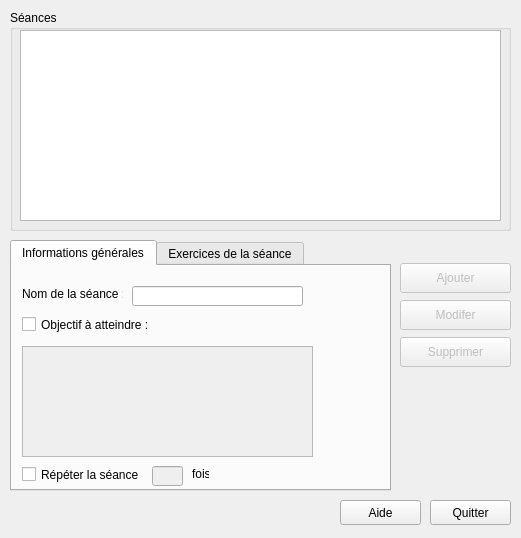
First picture: the form in src/sessionsdialog.ui, repository oktal/bodeasy, before the edit.
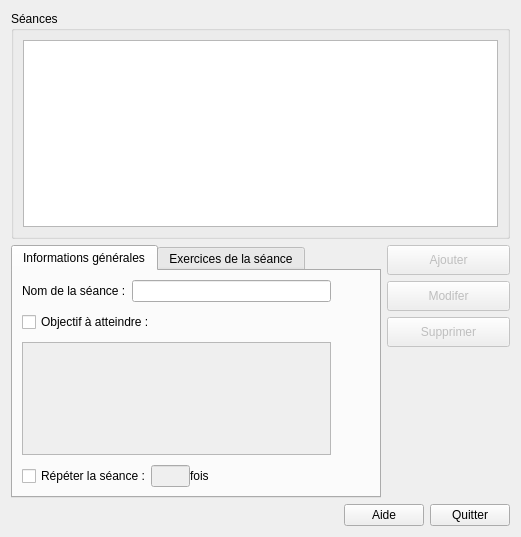
Second picture: the form after the edit. Icons and pictures are not drawn.

Commit message: Added layouts on exercise and session dialogs

```diff
--- a/src/sessionsdialog.ui
+++ b/src/sessionsdialog.ui
@@ -7,44 +7,27 @@
     <x>0</x>
     <y>0</y>
     <width>521</width>
-    <height>538</height>
+    <height>537</height>
    </rect>
   </property>
   <property name="windowTitle">
    <string>Dialog</string>
   </property>
+  <layout class="QGridLayout" name="gridLayout_2" rowstretch="45,50,5" columnstretch="75,25">
+   <item row="0" column="0" colspan="2">
   <widget class="QGroupBox" name="groupBox">
-   <property name="geometry">
-    <rect>
-     <x>10</x>
-     <y>10</y>
-     <width>501</width>
-     <height>221</height>
-    </rect>
-   </property>
    <property name="title">
     <string>Séances</string>
    </property>
-   <widget class="QTableView" name="lstSessions">
-    <property name="geometry">
-     <rect>
-      <x>10</x>
-      <y>20</y>
-      <width>481</width>
-      <height>191</height>
-     </rect>
-    </property>
-   </widget>
-  </widget>
+     <layout class="QHBoxLayout" name="horizontalLayout_4">
+      <item>
+       <widget class="QTableView" name="lstSessions"/>
+      </item>
+     </layout>
+    </widget>
+   </item>
+   <item row="1" column="0">
   <widget class="QTabWidget" name="tabWidget">
-   <property name="geometry">
-    <rect>
-     <x>10</x>
-     <y>240</y>
-     <width>381</width>
-     <height>251</height>
-    </rect>
-   </property>
    <property name="tabShape">
     <enum>QTabWidget::Rounded</enum>
    </property>
@@ -64,38 +47,12 @@
     <attribute name="title">
      <string>Informations générales</string>
     </attribute>
-    <widget class="QLineEdit" name="txtSessionName">
-     <property name="geometry">
-      <rect>
-       <x>120</x>
-       <y>20</y>
-       <width>171</width>
-       <height>20</height>
-      </rect>
-     </property>
-    </widget>
-    <widget class="QPlainTextEdit" name="txtObjective">
-     <property name="enabled">
-      <bool>false</bool>
-     </property>
-     <property name="geometry">
-      <rect>
-       <x>10</x>
-       <y>80</y>
-       <width>291</width>
-       <height>111</height>
-      </rect>
-     </property>
-    </widget>
+      <layout class="QGridLayout" name="gridLayout">
+       <property name="verticalSpacing">
+        <number>10</number>
+       </property>
+       <item row="0" column="0">
     <widget class="QLabel" name="label">
-     <property name="geometry">
-      <rect>
-       <x>10</x>
-       <y>20</y>
-       <width>101</width>
-       <height>16</height>
-      </rect>
-     </property>
      <property name="text">
       <string>Nom de la séance :</string>
      </property>
@@ -103,44 +60,70 @@
       <cstring>txtSessionName</cstring>
      </property>
     </widget>
+       </item>
+       <item row="0" column="1" colspan="2">
+        <widget class="QLineEdit" name="txtSessionName"/>
+       </item>
+       <item row="0" column="3">
+        <spacer name="horizontalSpacer">
+         <property name="orientation">
+          <enum>Qt::Horizontal</enum>
+         </property>
+         <property name="sizeType">
+          <enum>QSizePolicy::Maximum</enum>
+         </property>
+         <property name="sizeHint" stdset="0">
+          <size>
+           <width>40</width>
+           <height>20</height>
+          </size>
+         </property>
+        </spacer>
+       </item>
+       <item row="1" column="0" colspan="2">
     <widget class="QCheckBox" name="chkObjective">
-     <property name="geometry">
-      <rect>
-       <x>10</x>
-       <y>50</y>
-       <width>151</width>
-       <height>17</height>
-      </rect>
-     </property>
      <property name="text">
       <string>Objectif à atteindre :</string>
      </property>
     </widget>
+       </item>
+       <item row="2" column="0" colspan="3">
+        <widget class="QPlainTextEdit" name="txtObjective">
+         <property name="enabled">
+          <bool>false</bool>
+         </property>
+        </widget>
+       </item>
+       <item row="2" column="3">
+        <spacer name="horizontalSpacer_2">
+         <property name="orientation">
+          <enum>Qt::Horizontal</enum>
+         </property>
+         <property name="sizeType">
+          <enum>QSizePolicy::Maximum</enum>
+         </property>
+         <property name="sizeHint" stdset="0">
+          <size>
+           <width>40</width>
+           <height>20</height>
+          </size>
+         </property>
+        </spacer>
+       </item>
+       <item row="3" column="0" colspan="2">
+        <layout class="QHBoxLayout" name="horizontalLayout">
+         <item>
     <widget class="QCheckBox" name="chkLoop">
-     <property name="geometry">
-      <rect>
-       <x>10</x>
-       <y>200</y>
-       <width>117</width>
-       <height>17</height>
-      </rect>
-     </property>
      <property name="text">
       <string>Répéter la séance :</string>
      </property>
     </widget>
+         </item>
+         <item>
     <widget class="QLineEdit" name="txtLoop">
      <property name="enabled">
       <bool>false</bool>
      </property>
-     <property name="geometry">
-      <rect>
-       <x>140</x>
-       <y>200</y>
-       <width>31</width>
-       <height>20</height>
-      </rect>
-     </property>
      <property name="maximumSize">
       <size>
        <width>40</width>
@@ -148,42 +131,51 @@
       </size>
      </property>
     </widget>
+         </item>
+         <item>
     <widget class="QLabel" name="label_2">
-     <property name="geometry">
-      <rect>
-       <x>180</x>
-       <y>200</y>
-       <width>17</width>
-       <height>16</height>
-      </rect>
-     </property>
      <property name="text">
       <string>fois</string>
      </property>
     </widget>
+         </item>
+        </layout>
+       </item>
+       <item row="3" column="2">
+        <spacer name="horizontalSpacer_3">
+         <property name="orientation">
+          <enum>Qt::Horizontal</enum>
+         </property>
+         <property name="sizeHint" stdset="0">
+          <size>
+           <width>103</width>
+           <height>20</height>
+          </size>
+         </property>
+        </spacer>
+       </item>
+      </layout>
    </widget>
    <widget class="QWidget" name="tab_2">
     <attribute name="title">
      <string>Exercices de la séance</string>
     </attribute>
-    <widget class="QTableView" name="lstExercises">
-     <property name="geometry">
-      <rect>
-       <x>40</x>
-       <y>10</y>
-       <width>321</width>
-       <height>201</height>
-      </rect>
-     </property>
-    </widget>
+      <layout class="QHBoxLayout" name="horizontalLayout_2">
+       <property name="leftMargin">
+        <number>2</number>
+       </property>
+       <property name="rightMargin">
+        <number>5</number>
+       </property>
+       <item>
+        <layout class="QVBoxLayout" name="verticalLayout_3">
+         <item>
     <widget class="QPushButton" name="btnAddExercise">
-     <property name="geometry">
-      <rect>
-       <x>10</x>
-       <y>10</y>
-       <width>22</width>
-       <height>22</height>
-      </rect>
+           <property name="maximumSize">
+            <size>
+             <width>25</width>
+             <height>16777215</height>
+            </size>
      </property>
      <property name="text">
       <string/>
@@ -193,14 +185,14 @@
        <normaloff>:/images/plus-icon.png</normaloff>:/images/plus-icon.png</iconset>
      </property>
     </widget>
+         </item>
+         <item>
     <widget class="QPushButton" name="btnDeleteExercise">
-     <property name="geometry">
-      <rect>
-       <x>10</x>
-       <y>40</y>
-       <width>22</width>
-       <height>22</height>
-      </rect>
+           <property name="maximumSize">
+            <size>
+             <width>25</width>
+             <height>16777215</height>
+            </size>
      </property>
      <property name="text">
       <string/>
@@ -216,55 +208,31 @@
       </size>
      </property>
     </widget>
-   </widget>
-  </widget>
-  <widget class="QPushButton" name="btnHelp">
-   <property name="geometry">
-    <rect>
-     <x>340</x>
-     <y>500</y>
-     <width>81</width>
-     <height>25</height>
-    </rect>
-   </property>
-   <property name="text">
-    <string>Aide</string>
-   </property>
-   <property name="icon">
-    <iconset resource="ressources.qrc">
-     <normaloff>:/images/help-icon.png</normaloff>:/images/help-icon.png</iconset>
-   </property>
-  </widget>
-  <widget class="QPushButton" name="btnClose">
-   <property name="geometry">
-    <rect>
-     <x>430</x>
-     <y>500</y>
-     <width>81</width>
-     <height>25</height>
-    </rect>
-   </property>
-   <property name="text">
-    <string>Quitter</string>
-   </property>
-   <property name="icon">
-    <iconset resource="ressources.qrc">
-     <normaloff>:/images/close-icon.png</normaloff>:/images/close-icon.png</iconset>
-   </property>
-  </widget>
-  <widget class="QWidget" name="layoutWidget">
-   <property name="geometry">
-    <rect>
-     <x>400</x>
-     <y>260</y>
-     <width>111</width>
-     <height>111</height>
-    </rect>
-   </property>
+         </item>
+         <item>
+          <spacer name="verticalSpacer">
+           <property name="orientation">
+            <enum>Qt::Vertical</enum>
+           </property>
+           <property name="sizeHint" stdset="0">
+            <size>
+             <width>20</width>
+             <height>138</height>
+            </size>
+           </property>
+          </spacer>
+         </item>
+        </layout>
+       </item>
+       <item>
+        <widget class="QTableView" name="lstExercises"/>
+       </item>
+      </layout>
+     </widget>
+    </widget>
+   </item>
+   <item row="1" column="1">
    <layout class="QVBoxLayout" name="verticalLayout">
-    <property name="spacing">
-     <number>4</number>
-    </property>
     <item>
      <widget class="QPushButton" name="btnAdd">
       <property name="enabled">
@@ -334,8 +302,61 @@
       </property>
      </widget>
     </item>
-   </layout>
-  </widget>
+     <item>
+      <spacer name="verticalSpacer_2">
+       <property name="orientation">
+        <enum>Qt::Vertical</enum>
+       </property>
+       <property name="sizeHint" stdset="0">
+        <size>
+         <width>20</width>
+         <height>108</height>
+        </size>
+       </property>
+      </spacer>
+     </item>
+    </layout>
+   </item>
+   <item row="2" column="0" colspan="2">
+    <layout class="QHBoxLayout" name="horizontalLayout_3">
+     <item>
+      <spacer name="horizontalSpacer_4">
+       <property name="orientation">
+        <enum>Qt::Horizontal</enum>
+       </property>
+       <property name="sizeHint" stdset="0">
+        <size>
+         <width>308</width>
+         <height>20</height>
+        </size>
+       </property>
+      </spacer>
+     </item>
+     <item>
+      <widget class="QPushButton" name="btnHelp">
+       <property name="text">
+        <string>Aide</string>
+       </property>
+       <property name="icon">
+        <iconset resource="ressources.qrc">
+         <normaloff>:/images/help-icon.png</normaloff>:/images/help-icon.png</iconset>
+       </property>
+      </widget>
+     </item>
+     <item>
+      <widget class="QPushButton" name="btnClose">
+       <property name="text">
+        <string>Quitter</string>
+       </property>
+       <property name="icon">
+        <iconset resource="ressources.qrc">
+         <normaloff>:/images/close-icon.png</normaloff>:/images/close-icon.png</iconset>
+       </property>
+      </widget>
+     </item>
+    </layout>
+   </item>
+  </layout>
  </widget>
  <resources>
   <include location="ressources.qrc"/>
```
Lines whose indentation alone changed are shown as unchanged. The commit also changes 4 other files.
